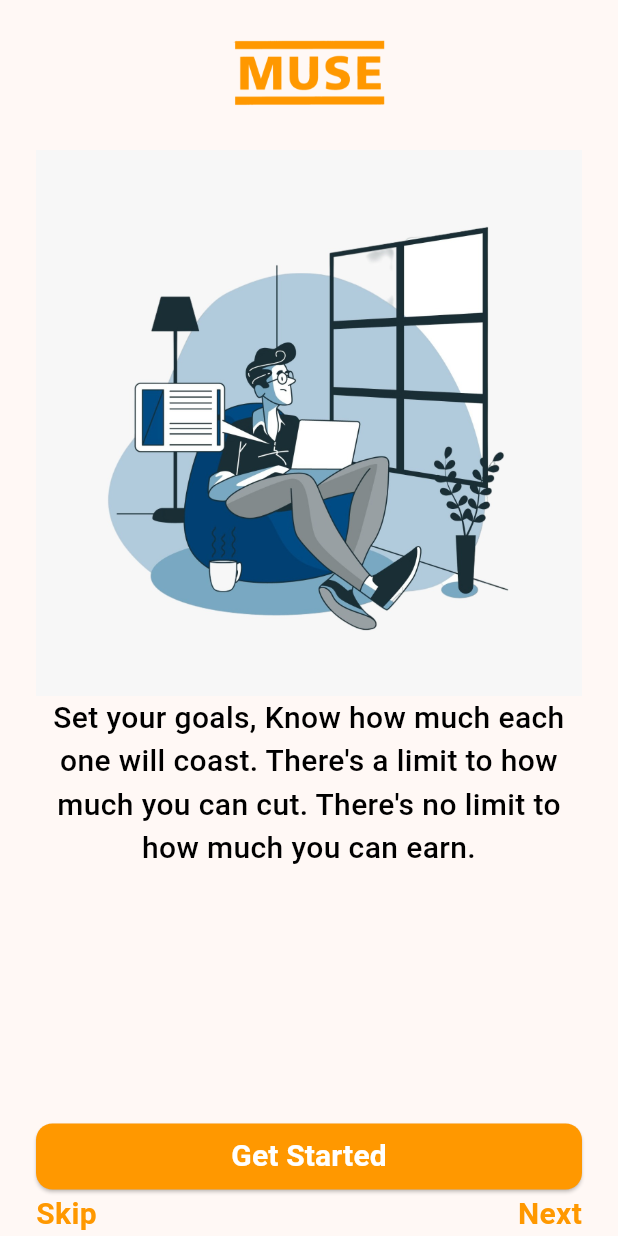
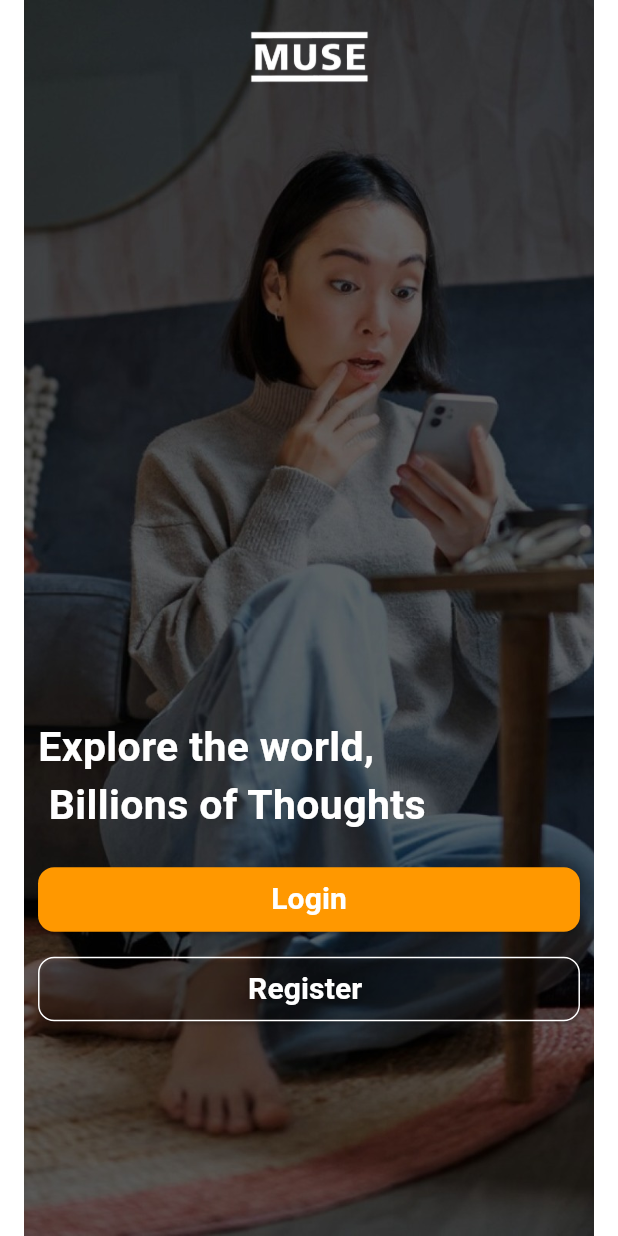
Before and after one commit to sdcommits/flutterBloggingApp, a Flutter app: the screen it shows after launch, after a tap on "Get Started", on a phone screen of 412 x 824 dp. Run offline on Flutter 3.47's test engine with Material 3 defaults, Android fonts, the phone set to English and light mode, and no system bars; our stand-ins replace auto_route, flutter_screenutil, smooth_page_indicator, velocity_x; missing offline and left inert: animation_wrappers.

Commit message:
login Copmmit

```diff
--- a/lib/core/constant/my_assests.dart
+++ b/lib/core/constant/my_assests.dart
@@ -1,5 +1,11 @@
 class MyAssests{
   MyAssests._();
   static const String mainLogo = "assets/logo/muse-logo-removebg-preview.png";
+  static const String assetsImageAuthBg = "assets/images/auth_bg.jpeg";
+
+  static const String assetsImageOnboard1 = "assets/images/onboardB (1).jpeg";
+  static const String assetsImageOnboard2 = "assets/images/onboardB (2).jpeg";
+  static const String assetsImageOnboard3 = "assets/images/onboardB (3).jpeg";
+
 
 }
--- a/lib/presentation/router/router.dart
+++ b/lib/presentation/router/router.dart
@@ -12,5 +12,8 @@ class AppRouter extends $AppRouter{
       [
         AutoRoute(page: SplashRoute.page, path: "/", initial: true),
         AutoRoute(page: OnBoardPageRoute.page, path: "/onboard"),
+        AutoRoute(page: AuthPageRoute.page, path: "/auth"),
+        AutoRoute(page: LoginPageRoute.page, path: "/login"),
+        AutoRoute(page: RegisterPageRoute.page, path: "/register"),
       ];
 }
--- a/lib/presentation/router/router_import.dart
+++ b/lib/presentation/router/router_import.dart
@@ -6,4 +6,7 @@ import 'package:bogging_app/presentation/screens/onboard/onboard_import.dart';
 import 'package:flutter/material.dart';
 import 'package:velocity_x/velocity_x.dart';
 
+import '../screens/auth/Login/login.dart';
+import '../screens/auth/Register/register.dart';
+
 part 'router.dart';
--- /dev/null
+++ b/lib/presentation/screens/auth/auth.dart
@@ -0,0 +1,92 @@
+import 'package:auto_route/annotations.dart';
+import 'package:auto_route/auto_route.dart';
+import 'package:bogging_app/core/constant/my_assests.dart';
+import 'package:bogging_app/presentation/common_widgets/common_widgets.dart';
+import 'package:bogging_app/presentation/router/router_import.gr.dart';
+import 'package:flutter/gestures.dart';
+import 'package:flutter/material.dart';
+import 'package:flutter_screenutil/flutter_screenutil.dart';
+import 'package:velocity_x/velocity_x.dart';
+
+import '../../../core/constant/my_colors.dart';
+
+
+@RoutePage()
+class Auth extends StatefulWidget {
+  static const page = AuthPageRoute();
+  static const String routeName = 'auth';
+  // const Auth({Key? key}) : super(key: key);
+  const Auth({super.key});
+
+  @override
+  State<Auth> createState() => _AuthState();
+}
+
+class _AuthState extends State<Auth> {
+  @override
+  Widget build(BuildContext context) {
+    return Container(
+      decoration: const BoxDecoration(
+        image: DecorationImage(
+          image: AssetImage(MyAssests.assetsImageAuthBg),
+        )
+      ),
+      child: Scaffold(
+        backgroundColor: Colors.transparent,
+
+        body: SafeArea(
+          child: Padding(
+            padding:  EdgeInsets.symmetric(horizontal: 24.w),
+            child: Column(
+              crossAxisAlignment: CrossAxisAlignment.start,
+              children: [
+                Image.asset(MyAssests.mainLogo, height: 80.h, width: 139.w).centered(),
+
+                400.heightBox,
+                // Spacer(),
+
+                "Explore the world,\n Billions of Thoughts"
+                .text
+                .size(28.sp)
+                .align(TextAlign.left)
+                .fontWeight(FontWeight.w700)
+                .color(Colors.white)
+                .make(),
+
+                20.h.heightBox,
+                ElevatedButton(
+                    onPressed: ()=> AutoRouter.of(context).push( const LoginPageRoute()),
+                    style: ElevatedButton.
+                    styleFrom(backgroundColor: MyColors.primaryColor,
+                      minimumSize: Size(MediaQuery.of(context).size.width, 44.h),
+                      shape: RoundedRectangleBorder(borderRadius: BorderRadius.circular(11.r)),),
+                    child: "Login".
+                    text.
+                    size(20).
+                    fontWeight(FontWeight.w700).
+                    color(Colors.white).
+                    make()
+                ),
+                12.h.heightBox,
+                ElevatedButton(
+                    onPressed: ()=>AutoRouter.of(context).push(const RegisterPageRoute()),
+                    style: ElevatedButton.
+                    styleFrom(backgroundColor: Colors.transparent,
+                      minimumSize: Size(MediaQuery.of(context).size.width, 44.h),
+                      shape: RoundedRectangleBorder(side: const BorderSide(color: Colors.white),
+                      borderRadius: BorderRadius.circular(11.r)),),
+                    child: "Register ".
+                    text.
+                    size(20).
+                    fontWeight(FontWeight.w700).
+                    color(Colors.white).
+                    make()
+                ),
+              ],
+            ),
+          ),
+        )
+      ),
+    );
+  }
+}
--- a/lib/presentation/screens/auth/register/register.dart
+++ b/lib/presentation/screens/auth/register/register.dart
@@ -0,0 +1,26 @@
+import 'package:auto_route/annotations.dart';
+import 'package:bogging_app/presentation/router/router_import.gr.dart';
+import 'package:flutter/material.dart';
+import 'package:velocity_x/velocity_x.dart';
+
+@RoutePage()
+class Register extends StatefulWidget {
+
+  static const page = RegisterPageRoute();
+  static const String routeName = 'register';
+  const Register({super.key});
+
+  @override
+  State<Register> createState() => _RegisterState();
+}
+
+class _RegisterState extends State<Register> {
+  @override
+  Widget build(BuildContext context) {
+    return Scaffold(
+      appBar: AppBar(
+        title: Text("Register")
+      ),
+    );
+  }
+}
--- a/lib/presentation/screens/onboard/onboard.dart
+++ b/lib/presentation/screens/onboard/onboard.dart
@@ -1,16 +1,30 @@
 import 'package:auto_route/auto_route.dart';
+import 'package:bogging_app/core/constant/my_assests.dart';
 import 'package:bogging_app/core/constant/my_colors.dart';
+import 'package:bogging_app/presentation/screens/auth/auth.dart';
+import 'package:bogging_app/presentation/screens/onboard/onboard_view_model.dart';
+import 'package:bogging_app/presentation/screens/onboard/widgets/onboard_first.dart';
+import 'package:bogging_app/presentation/screens/onboard/widgets/onboard_second.dart';
+import 'package:bogging_app/presentation/screens/onboard/widgets/onboard_third.dart';
 import 'package:flutter/material.dart';
+import 'package:flutter_screenutil/flutter_screenutil.dart';
+import 'package:smooth_page_indicator/smooth_page_indicator.dart';
 import 'package:velocity_x/velocity_x.dart';
 
 import '../../router/router_import.gr.dart';
 
 @RoutePage()
-class OnBoardPage extends StatelessWidget {
+class OnBoardPage extends StatefulWidget {
   static const page = OnBoardPageRoute();
 
   const OnBoardPage({super.key});
 
+  @override
+  State<OnBoardPage> createState() => _OnBoardPageState();
+}
+
+class _OnBoardPageState extends State<OnBoardPage> {
+  OnBoardView onBoardView = OnBoardView();
   @override
   Widget build(BuildContext context) {
     return Scaffold(
@@ -19,61 +33,30 @@ class OnBoardPage extends StatelessWidget {
           child: Padding(
             padding: const EdgeInsets.symmetric(horizontal: 24 ),
             child: Column(
+              mainAxisAlignment: MainAxisAlignment.center,
               crossAxisAlignment: CrossAxisAlignment.center,
               children: [
-                Image.asset("assets/logo/muse-logo-removebg-preview.png",
+                Image.asset(MyAssests.mainLogo,
                   color: MyColors.primaryColor,
-                  height: 100,
-                  width: 200,
+                  height: 80.h,
+                  width: 139.w,
                 ),
+                63.h.heightBox,
                 PageView(
-                  children: [
-                    Column(
-                      children: [
-                        Image.asset("assets/images/onboardB (1).jpeg"),
-                        "Set your goals, Know how much each one will coast. There's a limit to how much you can cut. There's no limit to how much you can earn."
-                            .text
-                            .size(20)
-                            .fontWeight(FontWeight.w500)
-                        .align(TextAlign.center)
-                            .color(Colors.black)
-                            .make(),
-                      ],
-                    ),
-                    Column(
-                      children: [
-                        Image.asset("assets/images/onboardB (3).jpeg"),
-                        "The ability to do what you want, when you want, with who you want,"
-                            " for as long as you want to,"
-                            " pays the highest dividend that exists in finance."
-                            .text
-                            .size(20)
-                            .fontWeight(FontWeight.w500)
-                            .align(TextAlign.center)
-                            .color(Colors.black)
-                            .make(),
-                      ],
-                    ),
-                    Column(
-                      children: [
-                        Image.asset("assets/images/onboardB (2).jpeg"),
-                        "Nothing in life is to be feared.\nIt's only to be understood. Take your TIME"
-                            .text
-                            .size(20)
-                            .fontWeight(FontWeight.w500)
-                            .align(TextAlign.center)
-                            .color(Colors.black)
-                            .make(),
-                      ],
-                    ),
-
+                  controller: onBoardView.pageController,
+                  children: const [
+                    OnBoardFirst(),
+                    OnBoardSecond(),
+                    OnBoardThird(),
                   ],
                 ).expand(),
-                ElevatedButton(onPressed: (){},
+                61.h.heightBox,
+                ElevatedButton(
+                    onPressed: ()=> AutoRouter.of(context).push( const AuthPageRoute()),
                     style: ElevatedButton.
                     styleFrom(backgroundColor: MyColors.primaryColor,
-                        minimumSize: Size(MediaQuery.of(context).size.width, 44),
-                      shape: RoundedRectangleBorder(borderRadius: BorderRadius.circular(11)),),
+                        minimumSize: Size(MediaQuery.of(context).size.width, 44.h),
+                      shape: RoundedRectangleBorder(borderRadius: BorderRadius.circular(11.r)),),
                     child: "Get Started".
                     text.
                     size(20).
@@ -81,18 +64,32 @@ class OnBoardPage extends StatelessWidget {
                     color(Colors.white).
                     make()
                 ),
+                const SizedBox(height: 61),
                 Row(
                   mainAxisAlignment: MainAxisAlignment.spaceBetween,
                   children: [
                   "Skip"
                       .text
-                      .size(20)
+                      .size(20.sp)
                       .fontWeight(FontWeight.w700)
                       .color(MyColors.primaryColor)
                       .make(),
+
+                    SmoothPageIndicator(
+                        controller: onBoardView.pageController,  // PageController
+                        count:  3,
+                        effect:  const WormEffect(
+                          activeDotColor: MyColors.primaryColor,
+                          dotWidth: 10.0,
+                          dotHeight: 10.0,
+                        ),  // your preferred effect
+                        onDotClicked: (index){
+
+                        }
+                    ),
                   "Next"
                       .text
-                      .size(20)
+                      .size(20.sp)
                       .fontWeight(FontWeight.w700)
                       .color(MyColors.primaryColor)
                       .make()
--- /dev/null
+++ b/lib/presentation/screens/onboard/widgets/onboard_second.dart
@@ -0,0 +1,24 @@
+import 'package:flutter/cupertino.dart';
+import 'package:flutter/material.dart';
+import 'package:flutter_screenutil/flutter_screenutil.dart';
+import 'package:velocity_x/velocity_x.dart';
+
+class OnBoardSecond extends StatelessWidget {
+  const OnBoardSecond({super.key});
+
+  @override
+  Widget build(BuildContext context) {
+    return Column(
+      children: [
+        Image.asset("assets/images/onboardB (2).jpeg",height: 233.h, width: 333.w,),
+        "Nothing in life is to be feared.\nIt's only to be understood. Take your TIME"
+            .text
+            .size(20.sp)
+            .fontWeight(FontWeight.w500)
+            .align(TextAlign.center)
+            .color(Colors.black)
+            .make(),
+      ],
+    );
+  }
+}
--- /dev/null
+++ b/lib/presentation/screens/onboard/widgets/onboard_third.dart
@@ -0,0 +1,26 @@
+import 'package:flutter/cupertino.dart';
+import 'package:flutter/material.dart';
+import 'package:flutter_screenutil/flutter_screenutil.dart';
+import 'package:velocity_x/velocity_x.dart';
+
+class OnBoardThird extends StatelessWidget {
+  const OnBoardThird({super.key});
+
+  @override
+  Widget build(BuildContext context) {
+    return Column(
+      children: [
+        Image.asset("assets/images/onboardB (3).jpeg", height: 233.h, width: 333.w,),
+        "The ability to do what you want, when you want, with who you want,"
+            " for as long as you want to,"
+            " pays the highest dividend that exists in finance."
+            .text
+            .size(20.sp)
+            .fontWeight(FontWeight.w500)
+            .align(TextAlign.center)
+            .color(Colors.black)
+            .make(),
+      ],
+    );
+  }
+}
--- a/lib/presentation/screens/splash/splash.dart
+++ b/lib/presentation/screens/splash/splash.dart
@@ -25,9 +25,9 @@ class _SplashState extends State<Splash> {
       body: Center(child:
       FadedScaleAnimation(
         child: Image.asset(
-          "assets/logo/muse-logo-removebg-preview.png",
-        height: 100,
-        width: 200,),
+          MyAssests.mainLogo,
+        height: 100.h,
+        width: 200.w,),
       )),
     );
   }
--- a/lib/presentation/screens/splash/splash_import.dart
+++ b/lib/presentation/screens/splash/splash_import.dart
@@ -1,10 +1,12 @@
 import 'package:animation_wrappers/animation_wrappers.dart';
+import 'package:bogging_app/core/constant/my_assests.dart';
 import 'package:bogging_app/core/constant/my_colors.dart';
 import 'package:bogging_app/presentation/router/router_import.gr.dart';
 import 'package:bogging_app/presentation/screens/onboard/onboard.dart';
 import 'package:bogging_app/presentation/screens/onboard/onboard_import.dart';
 import 'package:flutter/material.dart';
 import 'package:auto_route/auto_route.dart';
+import 'package:flutter_screenutil/flutter_screenutil.dart';
 import 'package:velocity_x/velocity_x.dart';
 
 part 'splash.dart';
--- a/pubspec.yaml
+++ b/pubspec.yaml
@@ -76,6 +76,12 @@ flutter:
      - assets/logo/
 #     - images/a_dot_ham.jpeg
 
+flutter_assets:
+  assets_path: assets/images/
+  output_path: lib/core/constants/
+  filename: my_assets.dart
+
+
   # An image asset can refer to one or more resolution-specific "variants", see
   # https://flutter.dev/assets-and-images/#resolution-aware
 
```
Also changed, not shown: lib/presentation/common_widgets/common_widgets.dart (added, +29 -0 lines), lib/presentation/common_widgets/outline_button.dart (added, +30 -0 lines), lib/presentation/screens/auth/login/login.dart (added, +107 -0 lines), lib/presentation/router/router_import.gr.dart, lib/presentation/screens/auth/auth_model.dart (added), lib/presentation/screens/auth/auth_view_model.dart (added), lib/presentation/screens/auth/login/login_model.dart (added), lib/presentation/screens/auth/login/login_view_model.dart (added), lib/presentation/screens/auth/widgets/widgets_import.dart (added).
